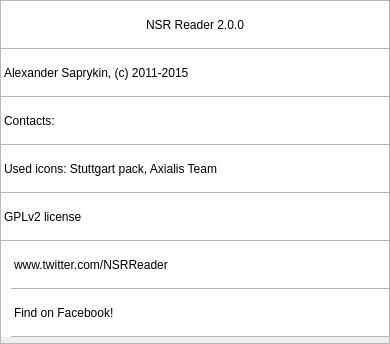
This is nsraboutdialog.ui in saprykin/nsrreader-symbian-meego as Qt 5 draws it before an edit. The edited form follows.
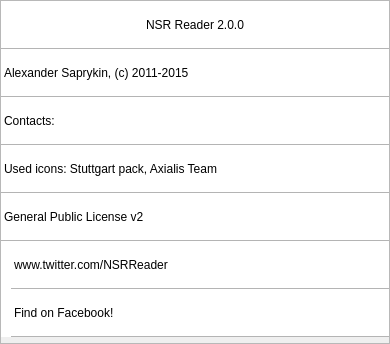
This is the edited form. Icons and pictures are not drawn. Custom widgets are drawn as their Qt base class.

Commit message: Remove untranslated UI strings

```diff
--- a/nsraboutdialog.ui
+++ b/nsraboutdialog.ui
@@ -215,7 +215,7 @@
 }</string>
          </property>
          <property name="text">
-          <string>GPLv2 license</string>
+          <string>General Public License v2</string>
          </property>
         </widget>
        </item>
```
The commit also changes 1 other file.
